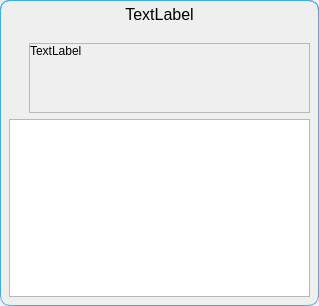
The window that ui/select_item_dialog.ui (TheCodingJsoftware/Invigo) describes before a commit, drawn with Qt 5.
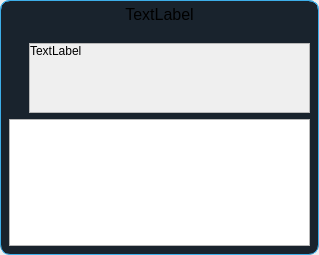
The same window after the commit.

```diff
--- a/ui/select_item_dialog.ui
+++ b/ui/select_item_dialog.ui
@@ -7,7 +7,7 @@
     <x>0</x>
     <y>0</y>
     <width>319</width>
-    <height>306</height>
+    <height>255</height>
    </rect>
   </property>
   <property name="windowTitle">
@@ -44,6 +44,7 @@
 	border-top-right-radius:10px;
 	border-bottom-right-radius:10px;
 	border: 1px solid  #3daee9;
+	background-color: #19232D;
 }</string>
      </property>
      <layout class="QVBoxLayout" name="verticalLayout_3" stretch="0,0">
```
